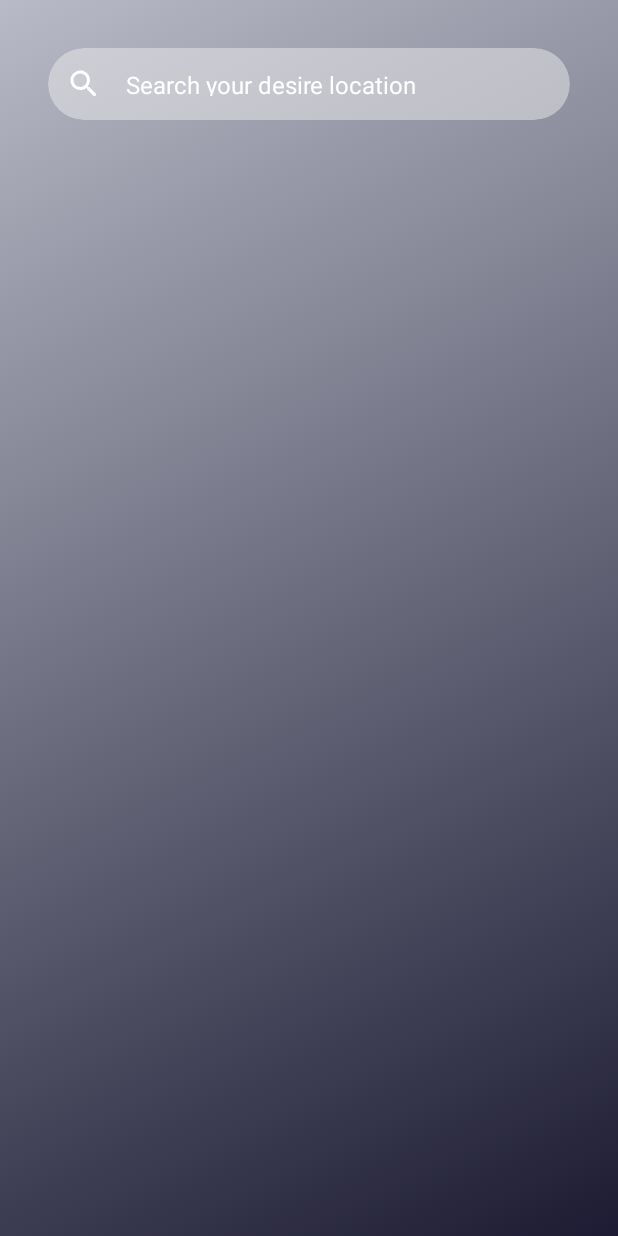
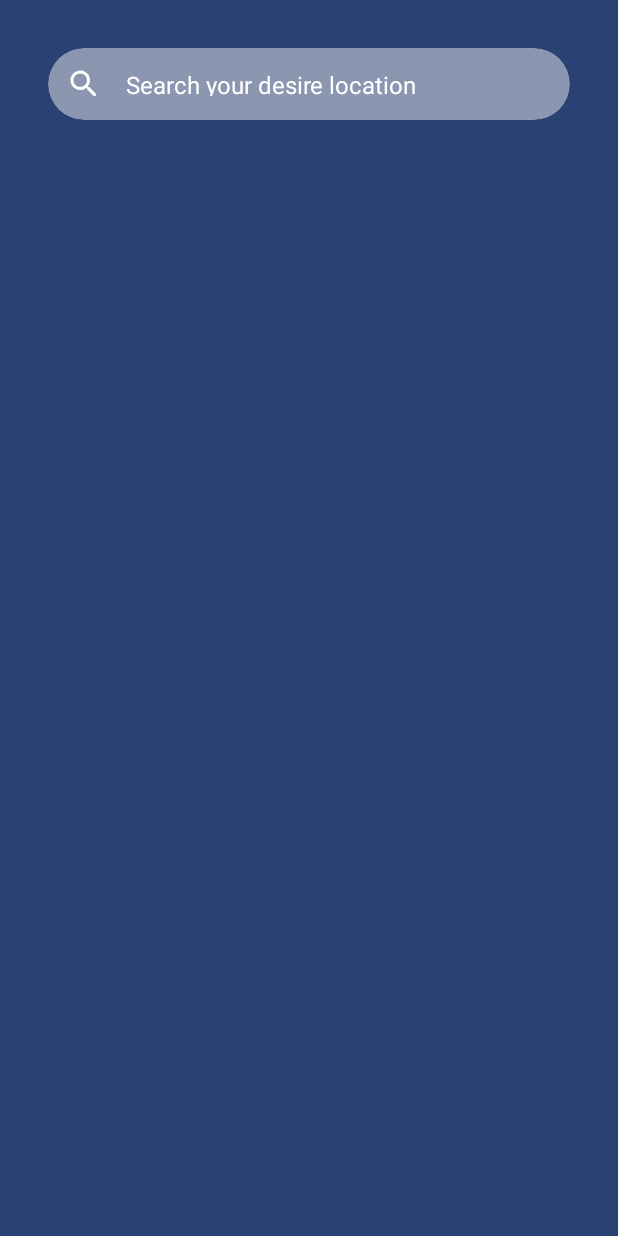
Before and after one commit to sumankrsaurabh/Weather, an Android app built with Jetpack Compose: the SearchScreen screen opened through its navigation route, on a phone screen of 412 x 824 dp. Run offline under Robolectric (Android 15) with nearby library versions, the phone set to English and light mode, and no system bars; pictures from the network do not load.

Commit message:
New look part 1

```diff
--- a/app/src/main/java/com/coderon/weather/MainActivity.kt
+++ b/app/src/main/java/com/coderon/weather/MainActivity.kt
@@ -8,6 +8,9 @@ import androidx.activity.compose.setContent
 import androidx.compose.foundation.background
 import androidx.compose.foundation.layout.Box
 import androidx.compose.foundation.layout.fillMaxSize
+import androidx.compose.material3.MaterialTheme
+import androidx.compose.material3.Scaffold
+import androidx.compose.material3.Surface
 import androidx.compose.ui.Modifier
 import androidx.compose.ui.graphics.Brush
 import androidx.navigation.compose.rememberNavController
@@ -18,8 +21,6 @@ import com.coderon.weather.ui.theme.topBackground
 
 
 class MainActivity : ComponentActivity() {
-
-
     @SuppressLint("SourceLockedOrientationActivity")
     override fun onCreate(savedInstanceState: Bundle?) {
         super.onCreate(savedInstanceState)
@@ -28,23 +29,10 @@ class MainActivity : ComponentActivity() {
             RequestLocationPermission()
             val navController = rememberNavController()
             WeatherTheme {
-                Box(
-                    modifier = Modifier
-                        .fillMaxSize()
+                Surface(
+                    color = MaterialTheme.colorScheme.primary
                 ) {
-                    Box(
-                        modifier = Modifier
-                            .fillMaxSize()
-                            .background(
-                                Brush.linearGradient(
-                                    listOf(
-                                        topBackground.copy(0.32f),
-                                        bottomBackground
-                                    )
-                                )
-                            ),
-                    )
-                    Navigation(navController, startDestination = "home")
+                    App(navController)
                 }
             }
         }
--- a/app/src/main/java/com/coderon/weather/Navigation.kt
+++ b/app/src/main/java/com/coderon/weather/Navigation.kt
@@ -11,28 +11,14 @@ import com.coderon.weather.screen.SearchScreen
 import com.coderon.weather.screen.WeatherScreen
 
 @Composable
-fun Navigation(
+fun App(
     navController: NavHostController,
-    startDestination: String,
+    startDestination: String = "home",
 ) {
 
     NavHost(navController = navController, startDestination = startDestination) {
         composable("home") {
             HomeScreen(navController = navController)
-
-        }
-        composable("weather/{location_key}/{name}", listOf(
-            navArgument("location_key") {
-                type = NavType.StringType
-            }, navArgument("name") {
-                type = NavType.StringType
-            }
-        )) {
-            WeatherScreen(
-                navController = navController,
-                locationKey = it.arguments?.getString("location_key") ?: "",
-                locationName = it.arguments?.getString("name") ?: ""
-            )
         }
         composable("search") {
             SearchScreen(navController = navController)
--- a/app/src/main/java/com/coderon/weather/location/DefaultLocationClient.kt
+++ b/app/src/main/java/com/coderon/weather/location/DefaultLocationClient.kt
@@ -7,6 +7,7 @@ import android.location.Location
 import android.location.LocationManager
 import android.os.Looper
 import android.provider.Settings
+import android.util.Log
 import com.google.android.gms.location.FusedLocationProviderClient
 import com.google.android.gms.location.LocationCallback
 import com.google.android.gms.location.LocationRequest
@@ -25,7 +26,7 @@ class DefaultLocationClient(
     override fun getLocationUpdates(interval: Long): Flow<Location> {
         return callbackFlow {
             if(!context.hasLocationPermission()) {
-                throw LocationClient.LocationException("Missing location permission")
+                Log.d("Permission missing", "getLocationUpdates: hasnot location permission")
             }
 
             val locationManager = context.getSystemService(Context.LOCATION_SERVICE) as LocationManager
--- a/app/src/main/java/com/coderon/weather/location/LocationClient.kt
+++ b/app/src/main/java/com/coderon/weather/location/LocationClient.kt
@@ -5,6 +5,4 @@ import kotlinx.coroutines.flow.Flow
 
 interface LocationClient {
     fun getLocationUpdates(interval: Long): Flow<Location>
-
-    class LocationException(message: String): Exception()
 }
--- a/app/src/main/java/com/coderon/weather/screen/HomeScreen.kt
+++ b/app/src/main/java/com/coderon/weather/screen/HomeScreen.kt
@@ -1,16 +1,18 @@
 package com.coderon.weather.screen
 
-import androidx.compose.animation.AnimatedVisibility
+import androidx.compose.foundation.layout.Column
+import androidx.compose.foundation.layout.fillMaxSize
+import androidx.compose.foundation.layout.fillMaxWidth
+import androidx.compose.foundation.layout.padding
+import androidx.compose.foundation.layout.safeContentPadding
+import androidx.compose.material3.Scaffold
 import androidx.compose.runtime.Composable
-import androidx.compose.runtime.LaunchedEffect
-import androidx.compose.runtime.collectAsState
-import androidx.compose.runtime.getValue
+import androidx.compose.ui.Modifier
+import androidx.compose.ui.unit.dp
 import androidx.lifecycle.viewmodel.compose.viewModel
 import androidx.navigation.NavController
 import com.coderon.weather.database.WeatherDataBase
-import com.coderon.weather.database.converters.toLocal
-import com.coderon.weather.model.BaseModel
-import com.coderon.weather.screen.components.Loading
+import com.coderon.weather.screen.components.CurrentWeather
 import org.koin.compose.koinInject
 
 @Composable
@@ -19,21 +21,17 @@ fun HomeScreen(
     db: WeatherDataBase = koinInject(),
     viewModel: HomeViewModel = viewModel(),
 ) {
-    val locations by viewModel.location.collectAsState()
 
-    // Fetch local locations from the database or navigate to the first location
-    LaunchedEffect(true) {
-        viewModel.getUserLocation()
-    }
-    AnimatedVisibility(visible = locations is BaseModel.Loading) {
-        Loading()
-    }
-    AnimatedVisibility(visible = locations is BaseModel.Success) {
-        val data = locations as BaseModel.Success
-        val loc = data.data.first()
-        LaunchedEffect(true) {
-            db.locationDao().addCity(loc.toLocal())
-        }
-        navController.navigate("weather/${loc.key}/${loc.englishName}")
+    Column(
+        modifier = Modifier.padding(horizontal = 24.dp)
+            .fillMaxSize()
+            .safeContentPadding()
+    ) {
+        CurrentWeather(
+            city = "Begusarai",
+            chanceOfRain = 50,
+            temperature = 30,
+            weatherIcon = 20
+        )
     }
 }
--- a/app/src/main/java/com/coderon/weather/screen/WeatherScreen.kt
+++ b/app/src/main/java/com/coderon/weather/screen/WeatherScreen.kt
@@ -428,7 +428,7 @@ fun WeatherScreen(
             visible = hourlyForecasts is BaseModel.Loading
                     && dailyForecasts is BaseModel.Loading
         ) {
-            Loading()
+            Loading("Fetching data")
         }
     }
 }
--- /dev/null
+++ b/app/src/main/java/com/coderon/weather/screen/components/CurrentWeather.kt
@@ -0,0 +1,73 @@
+package com.coderon.weather.screen.components
+
+import androidx.compose.foundation.Image
+import androidx.compose.foundation.layout.Arrangement
+import androidx.compose.foundation.layout.Column
+import androidx.compose.foundation.layout.Row
+import androidx.compose.foundation.layout.Spacer
+import androidx.compose.foundation.layout.aspectRatio
+import androidx.compose.foundation.layout.fillMaxWidth
+import androidx.compose.foundation.layout.height
+import androidx.compose.foundation.layout.padding
+import androidx.compose.foundation.layout.size
+import androidx.compose.material3.Text
+import androidx.compose.runtime.Composable
+import androidx.compose.ui.Alignment
+import androidx.compose.ui.Modifier
+import androidx.compose.ui.layout.ContentScale
+import androidx.compose.ui.text.font.FontWeight
+import androidx.compose.ui.tooling.preview.Preview
+import androidx.compose.ui.unit.dp
+import androidx.compose.ui.unit.sp
+import coil.compose.AsyncImage
+import com.coderon.weather.screen.fixIcon
+
+@Composable
+fun CurrentWeather(
+    city: String = "",
+    temperature: Int = 0,
+    chanceOfRain: Int = 0,
+    weatherIcon: Int
+) {
+    Row(
+        modifier = Modifier
+            .fillMaxWidth()
+            .padding(12.dp),
+        verticalAlignment = Alignment.CenterVertically,
+        horizontalArrangement = Arrangement.SpaceBetween
+    ) {
+        Column(
+            modifier = Modifier.weight(1f),
+            verticalArrangement = Arrangement.SpaceBetween,
+            horizontalAlignment = Alignment.Start
+        ) {
+            Text(
+                text = city,
+                fontSize = 30.sp,
+                fontWeight = FontWeight.SemiBold
+            )
+            Spacer(modifier = Modifier.height(8.dp))
+
+            Text(
+                text = "Chances of Rain : $chanceOfRain",
+                fontSize = 12.sp,
+                fontWeight = FontWeight.Normal
+            )
+            Spacer(modifier = Modifier.height(16.dp))
+            Text(
+                text = "${temperature}°",
+                fontSize = 48.sp,
+                fontWeight = FontWeight.Bold
+            )
+        }
+        AsyncImage(
+            modifier = Modifier
+                .aspectRatio(1f)
+                .weight(.5f),
+            model = "https://developer.accuweather.com/sites/default/files/" +
+                    "${weatherIcon.fixIcon()}-s.png",
+            contentDescription = "weather icon",
+            contentScale = ContentScale.Fit
+        )
+    }
+}
--- a/app/src/main/java/com/coderon/weather/screen/components/Loading.kt
+++ b/app/src/main/java/com/coderon/weather/screen/components/Loading.kt
@@ -37,6 +37,7 @@ import androidx.compose.ui.window.DialogProperties
 @OptIn(ExperimentalMaterial3Api::class)
 @Composable
 fun Loading(
+    message: String,
     cornerRadius: Dp = 16.dp,
     progressIndicatorColor: Color = Color(0xFF35898f),
     progressIndicatorSize: Dp = 80.dp,
@@ -71,7 +72,7 @@ fun Loading(
 
                 // Please wait text
                 Text(
-                    text = "Please wait...",
+                    text ="${message}",
                     style = TextStyle(
                         color = Color.Black,
                         fontSize = 16.sp,
--- a/app/src/main/java/com/coderon/weather/ui/theme/Theme.kt
+++ b/app/src/main/java/com/coderon/weather/ui/theme/Theme.kt
@@ -17,22 +17,17 @@ import androidx.compose.ui.platform.LocalView
 import androidx.core.view.WindowCompat
 
 private val DarkColorScheme = darkColorScheme(
-    primary = darkPrimary,
-    secondary = darkSecondary,
-    tertiary = darkTertiary
 )
 
 private val LightColorScheme = lightColorScheme(
-    primary = lightPrimary,
-    secondary = lightSecondary,
-    tertiary = lightTertiary
+    primary = lightPrimary
 )
 
 @Composable
 fun WeatherTheme(
     darkTheme: Boolean = isSystemInDarkTheme(),
     // Dynamic color is available on Android 12+
-    dynamicColor: Boolean = false,
+    dynamicColor: Boolean = true,
     content: @Composable () -> Unit,
 ) {
     val colorScheme = when {
```
